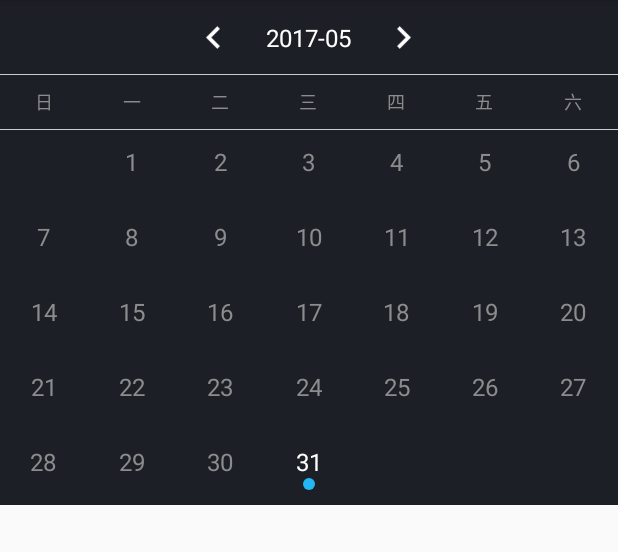
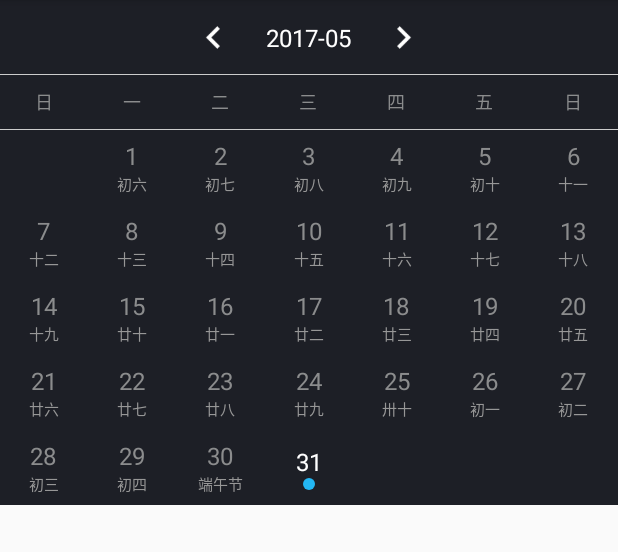
Before and after one commit to xtagwgj/CalendarView, an Android app: the screen it shows after launch (MainActivity), on a phone screen of 412 x 824 dp, the part 84-636 px from its top. Run offline under Robolectric (Android 15) with nearby library versions, the phone set to English and light mode, and no system bars.

Commit message:
中英文

```diff
--- a/CalendarView/app/src/main/java/com/xtagwgj/calendarviewtest/MainActivity.java
+++ b/CalendarView/app/src/main/java/com/xtagwgj/calendarviewtest/MainActivity.java
@@ -32,7 +32,7 @@ public class MainActivity extends AppCompatActivity {
         context = this;
 
         MNCalendarConfig build = new MNCalendarConfig.Builder()
-                .setMnCalendar_showLunar(false)
+                .setMnCalendar_showLunar(true)
                 .setMnCalendar_showWeek(true)
                 .setMnCalendar_showOtherMonthInfo(false)
                 .setMnCalendar_showTitle(true)
--- a/CalendarView/library/calendarlibrary/src/main/AndroidManifest.xml
+++ b/CalendarView/library/calendarlibrary/src/main/AndroidManifest.xml
@@ -3,7 +3,6 @@
 
     <application
         android:allowBackup="true"
-        android:label="@string/app_name"
         android:supportsRtl="true">
 
     </application>
--- a/CalendarView/library/calendarlibrary/src/main/java/com/xtagwgj/calendar/adapter/MNCalendarAdapter.java
+++ b/CalendarView/library/calendarlibrary/src/main/java/com/xtagwgj/calendar/adapter/MNCalendarAdapter.java
@@ -154,7 +154,8 @@ public class MNCalendarAdapter extends RecyclerView.Adapter<RecyclerView.ViewHol
                 int month = cal.get(Calendar.MONTH) + 1;
                 int day = cal.get(Calendar.DAY_OF_MONTH);
                 LunarCalendarUtils.Lunar solarToLunar = LunarCalendarUtils.solarToLunar(new LunarCalendarUtils.Solar(year, month, day));
-                String lunarDayString = LunarCalendarUtils.getLunarDayString(solarToLunar.lunarDay);
+//                String lunarDayString = LunarCalendarUtils.getLunarDayString(solarToLunar.lunarDay);
+                String lunarDayString = LunarCalendarUtils.getLunarDayString(solarToLunar);
                 myViewHolder.tvDay_lunar.setText(lunarDayString);
 
 
@@ -188,7 +189,7 @@ public class MNCalendarAdapter extends RecyclerView.Adapter<RecyclerView.ViewHol
                     myViewHolder.iv_today_bg.setVisibility(View.VISIBLE);
                     myViewHolder.iv_today_bg.setBackgroundResource(R.drawable.mn_selected_bg_start);
                     myViewHolder.tvDay_lunar.setVisibility(View.VISIBLE);
-                    myViewHolder.tvDay_lunar.setText("开始");
+                    myViewHolder.tvDay_lunar.setText(context.getResources().getString(R.string.prompt_start));
                     myViewHolder.tvDay.setTextColor(mnCalendarConfig.getMnCalendar_colorRangeText());
                     myViewHolder.tvDay_lunar.setTextColor(mnCalendarConfig.getMnCalendar_colorRangeText());
                     //动态修改颜色
@@ -201,7 +202,7 @@ public class MNCalendarAdapter extends RecyclerView.Adapter<RecyclerView.ViewHol
                     myViewHolder.iv_today_bg.setVisibility(View.VISIBLE);
                     myViewHolder.iv_today_bg.setBackgroundResource(R.drawable.mn_selected_bg_end);
                     myViewHolder.tvDay_lunar.setVisibility(View.VISIBLE);
-                    myViewHolder.tvDay_lunar.setText("结束");
+                    myViewHolder.tvDay_lunar.setText(context.getResources().getString(R.string.prompt_end));
                     myViewHolder.tvDay.setTextColor(mnCalendarConfig.getMnCalendar_colorRangeText());
                     myViewHolder.tvDay_lunar.setTextColor(mnCalendarConfig.getMnCalendar_colorRangeText());
                     //动态修改颜色
@@ -234,7 +235,7 @@ public class MNCalendarAdapter extends RecyclerView.Adapter<RecyclerView.ViewHol
 
                         //必须大于今天
                         if (!mnCalendarConfig.isMnCalendar_canSelectDayBeforeNow() && datePosition.getTime() < currentDate.getTime()) {
-                            Toast.makeText(context, "选择的日期必须大于今天", Toast.LENGTH_SHORT).show();
+                            Toast.makeText(context, R.string.prompt_choose_error, Toast.LENGTH_SHORT).show();
                             return;
                         }
 
--- a/CalendarView/library/calendarlibrary/src/main/java/com/xtagwgj/calendar/utils/LunarCalendarUtils.java
+++ b/CalendarView/library/calendarlibrary/src/main/java/com/xtagwgj/calendar/utils/LunarCalendarUtils.java
@@ -51,8 +51,9 @@ public class LunarCalendarUtils {
 
     /**
      * 传回农历year年month月的总天数
-     * @param year 要计算的年份
-     * @param month        要计算的月
+     *
+     * @param year  要计算的年份
+     * @param month 要计算的月
      * @return 传回天数
      */
     public static int daysInMonth(int year, int month) {
@@ -61,9 +62,10 @@ public class LunarCalendarUtils {
 
     /**
      * 传回农历year年month月的总天数
-     * @param year 要计算的年份
-     * @param month        要计算的月
-     * @param leap 当月是否是闰月
+     *
+     * @param year  要计算的年份
+     * @param month 要计算的月
+     * @param leap  当月是否是闰月
      * @return 传回天数，如果闰月是错误的，返回0.
      */
     public static int daysInMonth(int year, int month, boolean leap) {
@@ -159,6 +161,20 @@ public class LunarCalendarUtils {
             return "初十";
         else
             return chineseTen[day / 10] + CHINESE_NUMBER[n];
+    }
+
+    /**
+     * 返回农历中文格式
+     *
+     * @param lunar
+     * @return
+     */
+    public static String getLunarDayString(Lunar lunar) {
+        String festival = getLunarHoliday(lunar.lunarYear, lunar.lunarMonth, lunar.lunarDay);
+        if (festival == null || festival.length() == 0) {
+            return getLunarDayString(lunar.lunarDay);
+        } else
+            return festival;
     }
 
     private static int[] lunar_month_days = {1887, 0x1694, 0x16aa, 0x4ad5, 0xab6, 0xc4b7, 0x4ae, 0xa56, 0xb52a, 0x1d2a,
--- a/CalendarView/library/calendarlibrary/src/main/res/layout/mn_layout_week.xml
+++ b/CalendarView/library/calendarlibrary/src/main/res/layout/mn_layout_week.xml
@@ -7,36 +7,36 @@
     <TextView
         android:id="@+id/tv_week_01"
         style="@style/style_title_weekend_day"
-        android:text="日" />
+        android:text="@string/prompt_sunday" />
 
     <TextView
         android:id="@+id/tv_week_02"
         style="@style/style_title_weekend_day"
-        android:text="一" />
+        android:text="@string/prompt_monday" />
 
     <TextView
         android:id="@+id/tv_week_03"
         style="@style/style_title_weekend_day"
-        android:text="二" />
+        android:text="@string/prompt_tuesday" />
 
     <TextView
         android:id="@+id/tv_week_04"
         style="@style/style_title_weekend_day"
-        android:text="三" />
+        android:text="@string/prompt_wednesday" />
 
     <TextView
         android:id="@+id/tv_week_05"
         style="@style/style_title_weekend_day"
-        android:text="四" />
+        android:text="@string/prompt_thursday" />
 
     <TextView
         android:id="@+id/tv_week_06"
         style="@style/style_title_weekend_day"
-        android:text="五" />
+        android:text="@string/prompt_friday" />
 
     <TextView
         android:id="@+id/tv_week_07"
         style="@style/style_title_weekend_day"
-        android:text="六" />
+        android:text="@string/prompt_sunday" />
 
 </LinearLayout>
--- a/CalendarView/library/calendarlibrary/src/main/res/values/strings.xml
+++ b/CalendarView/library/calendarlibrary/src/main/res/values/strings.xml
@@ -1,3 +1,16 @@
 <resources>
     <string name="app_name">CalendarLibrary</string>
+    <string name="prompt_monday">一</string>
+    <string name="prompt_tuesday">二</string>
+    <string name="prompt_wednesday">三</string>
+    <string name="prompt_thursday">四</string>
+    <string name="prompt_friday">五</string>
+    <string name="prompt_saturday">六</string>
+    <string name="prompt_sunday">日</string>
+
+    <string name="prompt_start">开始</string>
+    <string name="prompt_end">结束</string>
+
+    <string name="prompt_choose_error">选择的日期必须大于今天</string>
+
 </resources>
```
Also changed, not shown: 1 other file.
